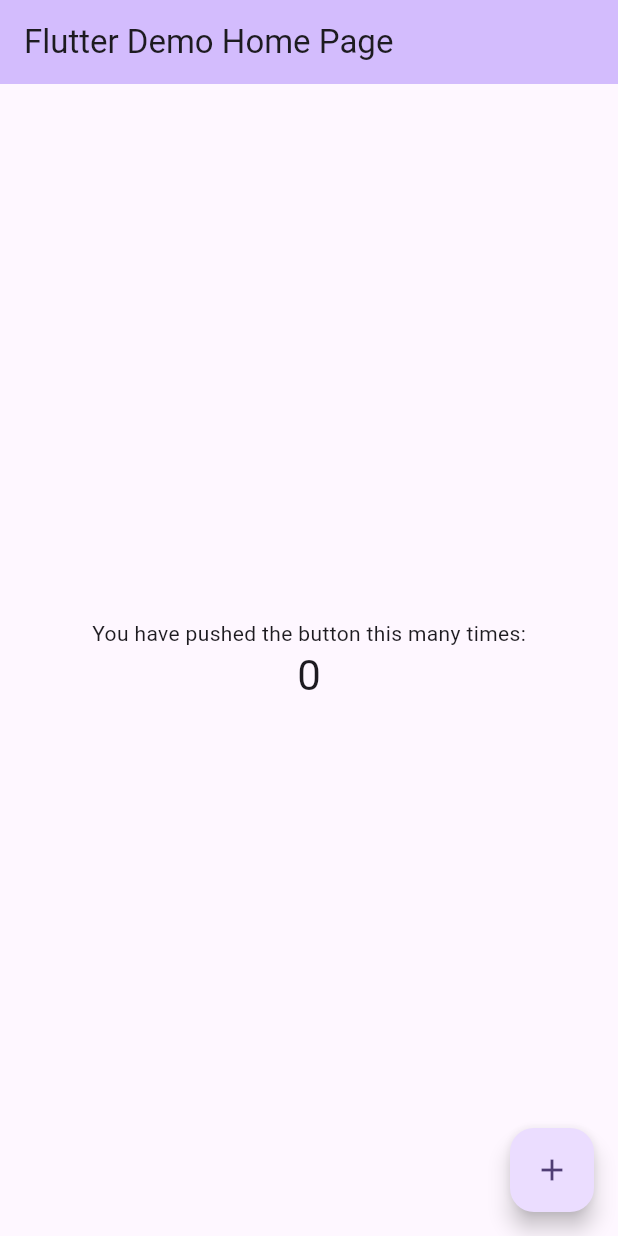
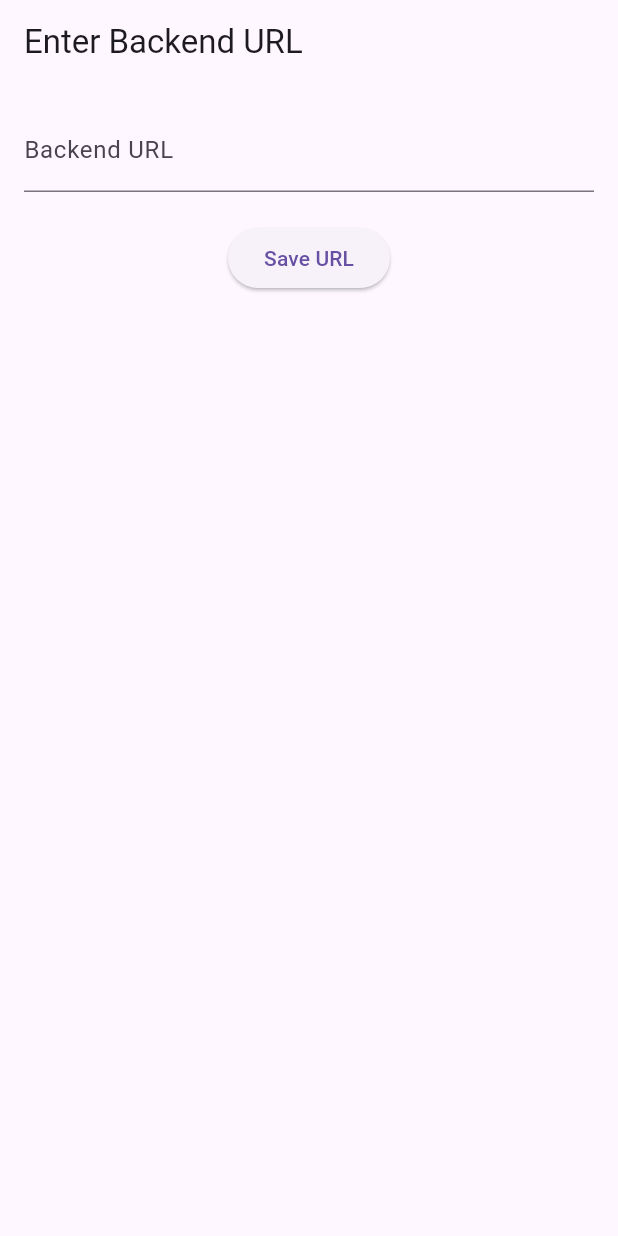
Before and after one commit to rohanbatrain/second_brain_database_flutter_frontend, a Flutter app: the screen it shows after launch, on a phone screen of 412 x 824 dp. Run offline on Flutter 3.47's test engine with Material 3 defaults, Android fonts, the phone set to English and light mode, and no system bars; our stand-ins replace shared_preferences.

Commit message:
Update project configuration and add core screens for user authentication
- Upgrade Android application plugin version to 8.2.1
- Rename iOS app bundle name to "Second Brain"
- Implement HomeScreen with a welcome message
- Create BackendUrlScreen for entering backend URL
- Develop LoginScreen for user authentication with backend
- Add shared_preferences dependency for storing user settings
- Update pubspec.yaml with a detailed project description and versioning
- Remove obsolete widget test file

```diff
--- a/lib/main.dart
+++ b/lib/main.dart
@@ -1,125 +1,55 @@
 import 'package:flutter/material.dart';
+import 'package:shared_preferences/shared_preferences.dart';
+import 'screens/backend_url_screen.dart';
+import 'screens/register_screen.dart';
+import 'screens/login_screen.dart' as login; // Import the login screen with a prefix
+import 'screens/home_screen.dart'; // This is a screen you should create for after login
 
 void main() {
-  runApp(const MyApp());
+  runApp(MyApp());
 }
 
 class MyApp extends StatelessWidget {
   const MyApp({super.key});
 
-  // This widget is the root of your application.
   @override
   Widget build(BuildContext context) {
     return MaterialApp(
-      title: 'Flutter Demo',
+      title: 'Second Brain Database',
       theme: ThemeData(
-        // This is the theme of your application.
-        //
-        // TRY THIS: Try running your application with "flutter run". You'll see
-        // the application has a purple toolbar. Then, without quitting the app,
-        // try changing the seedColor in the colorScheme below to Colors.green
-        // and then invoke "hot reload" (save your changes or press the "hot
-        // reload" button in a Flutter-supported IDE, or press "r" if you used
-        // the command line to start the app).
-        //
-        // Notice that the counter didn't reset back to zero; the application
-        // state is not lost during the reload. To reset the state, use hot
-        // restart instead.
-        //
-        // This works for code too, not just values: Most code changes can be
-        // tested with just a hot reload.
-        colorScheme: ColorScheme.fromSeed(seedColor: Colors.deepPurple),
-        useMaterial3: true,
+        primarySwatch: Colors.blue,
       ),
-      home: const MyHomePage(title: 'Flutter Demo Home Page'),
+      initialRoute: '/',
+      routes: {
+        '/': (context) => _checkIfBackendUrlSaved(),
+        '/login': (context) => login.LoginScreen(), // Add this route
+        '/register': (context) => RegisterScreen(),
+        '/home': (context) => HomeScreen(), // After login, the user is directed to this screen
+        '/backend_url': (context) => BackendUrlScreen(), // Add this route
+      },
+    );
+  }
+
+  // Checks if the backend URL and token are saved and navigates accordingly
+  Widget _checkIfBackendUrlSaved() {
+    return FutureBuilder<SharedPreferences>(
+      future: SharedPreferences.getInstance(),
+      builder: (context, snapshot) {
+        if (snapshot.connectionState == ConnectionState.waiting) {
+          return Center(child: CircularProgressIndicator());
+        } else {
+          final prefs = snapshot.data;
+          final backendUrl = prefs?.getString('backend_url');
+          final authToken = prefs?.getString('auth_token');
+          if (backendUrl == null || backendUrl.isEmpty) {
+            return BackendUrlScreen();  // Ask user to input backend URL
+          } else if (authToken != null && authToken.isNotEmpty) {
+            return HomeScreen();  // Go to home screen if token is saved
+          } else {
+            return RegisterScreen();  // Go to register screen if no token is saved
+          }
+        }
+      },
     );
   }
 }
-
-class MyHomePage extends StatefulWidget {
-  const MyHomePage({super.key, required this.title});
-
-  // This widget is the home page of your application. It is stateful, meaning
-  // that it has a State object (defined below) that contains fields that affect
-  // how it looks.
-
-  // This class is the configuration for the state. It holds the values (in this
-  // case the title) provided by the parent (in this case the App widget) and
-  // used by the build method of the State. Fields in a Widget subclass are
-  // always marked "final".
-
-  final String title;
-
-  @override
-  State<MyHomePage> createState() => _MyHomePageState();
-}
-
-class _MyHomePageState extends State<MyHomePage> {
-  int _counter = 0;
-
-  void _incrementCounter() {
-    setState(() {
-      // This call to setState tells the Flutter framework that something has
-      // changed in this State, which causes it to rerun the build method below
-      // so that the display can reflect the updated values. If we changed
-      // _counter without calling setState(), then the build method would not be
-      // called again, and so nothing would appear to happen.
-      _counter++;
-    });
-  }
-
-  @override
-  Widget build(BuildContext context) {
-    // This method is rerun every time setState is called, for instance as done
-    // by the _incrementCounter method above.
-    //
-    // The Flutter framework has been optimized to make rerunning build methods
-    // fast, so that you can just rebuild anything that needs updating rather
-    // than having to individually change instances of widgets.
-    return Scaffold(
-      appBar: AppBar(
-        // TRY THIS: Try changing the color here to a specific color (to
-        // Colors.amber, perhaps?) and trigger a hot reload to see the AppBar
-        // change color while the other colors stay the same.
-        backgroundColor: Theme.of(context).colorScheme.inversePrimary,
-        // Here we take the value from the MyHomePage object that was created by
-        // the App.build method, and use it to set our appbar title.
-        title: Text(widget.title),
-      ),
-      body: Center(
-        // Center is a layout widget. It takes a single child and positions it
-        // in the middle of the parent.
-        child: Column(
-          // Column is also a layout widget. It takes a list of children and
-          // arranges them vertically. By default, it sizes itself to fit its
-          // children horizontally, and tries to be as tall as its parent.
-          //
-          // Column has various properties to control how it sizes itself and
-          // how it positions its children. Here we use mainAxisAlignment to
-          // center the children vertically; the main axis here is the vertical
-          // axis because Columns are vertical (the cross axis would be
-          // horizontal).
-          //
-          // TRY THIS: Invoke "debug painting" (choose the "Toggle Debug Paint"
-          // action in the IDE, or press "p" in the console), to see the
-          // wireframe for each widget.
-          mainAxisAlignment: MainAxisAlignment.center,
-          children: <Widget>[
-            const Text(
-              'You have pushed the button this many times:',
-            ),
-            Text(
-              '$_counter',
-              style: Theme.of(context).textTheme.headlineMedium,
-            ),
-          ],
-        ),
-      ),
-      floatingActionButton: FloatingActionButton(
-        onPressed: _incrementCounter,
-        tooltip: 'Increment',
-        child: const Icon(Icons.add),
-      ), // This trailing comma makes auto-formatting nicer for build methods.
-    );
-  }
-}
--- /dev/null
+++ b/lib/screens/backend_url_screen.dart
@@ -0,0 +1,48 @@
+import 'package:flutter/material.dart';
+import 'package:shared_preferences/shared_preferences.dart';
+
+class BackendUrlScreen extends StatefulWidget {
+  const BackendUrlScreen({super.key});
+
+  @override
+  BackendUrlScreenState createState() => BackendUrlScreenState();
+}
+
+class BackendUrlScreenState extends State<BackendUrlScreen> {
+  final _controller = TextEditingController();
+
+  Future<void> _saveUrl(String url) async {
+    final prefs = await SharedPreferences.getInstance();
+    prefs.setString('backend_url', url);
+    if (mounted) {
+      Navigator.pushReplacementNamed(context, '/login');
+    }
+  }
+
+  @override
+  Widget build(BuildContext context) {
+    return Scaffold(
+      appBar: AppBar(title: Text('Enter Backend URL')),
+      body: Padding(
+        padding: EdgeInsets.all(16.0),
+        child: Column(
+          children: [
+            TextField(
+              controller: _controller,
+              decoration: InputDecoration(labelText: 'Backend URL'),
+            ),
+            SizedBox(height: 20),
+            ElevatedButton(
+              onPressed: () {
+                if (_controller.text.isNotEmpty) {
+                  _saveUrl(_controller.text);
+                }
+              },
+              child: Text('Save URL'),
+            ),
+          ],
+        ),
+      ),
+    );
+  }
+}
--- a/pubspec.yaml
+++ b/pubspec.yaml
@@ -1,5 +1,5 @@
 name: second_brain_database_flutter
-description: "A new Flutter project."
+description: "A Flutter project designed to interact seamlessly with the Second Brain Database API, enabling users to organize, store, and retrieve their knowledge and ideas efficiently."
 # The following line prevents the package from being accidentally published to
 # pub.dev using `flutter pub publish`. This is preferred for private packages.
 publish_to: 'none' # Remove this line if you wish to publish to pub.dev
@@ -16,7 +16,7 @@ publish_to: 'none' # Remove this line if you wish to publish to pub.dev
 # https://developer.apple.com/library/archive/documentation/General/Reference/InfoPlistKeyReference/Articles/CoreFoundationKeys.html
 # In Windows, build-name is used as the major, minor, and patch parts
 # of the product and file versions while build-number is used as the build suffix.
-version: 1.0.0+1
+version: 0.0.1+1
 
 environment:
   sdk: ^3.6.0
@@ -30,6 +30,8 @@ environment:
 dependencies:
   flutter:
     sdk: flutter
+  shared_preferences: ^2.0.15  # Make sure this is included
+  http: ^1.2.2  # Make sure this is included
 
   # The following adds the Cupertino Icons font to your application.
   # Use with the CupertinoIcons class for iOS style icons.
```
Also changed, not shown: lib/screens/home_screen.dart (added, +15 -0 lines), lib/screens/login_screen.dart (added, +109 -0 lines), lib/screens/register_screen.dart (added, +227 -0 lines), pubspec.lock, 6 other files.
